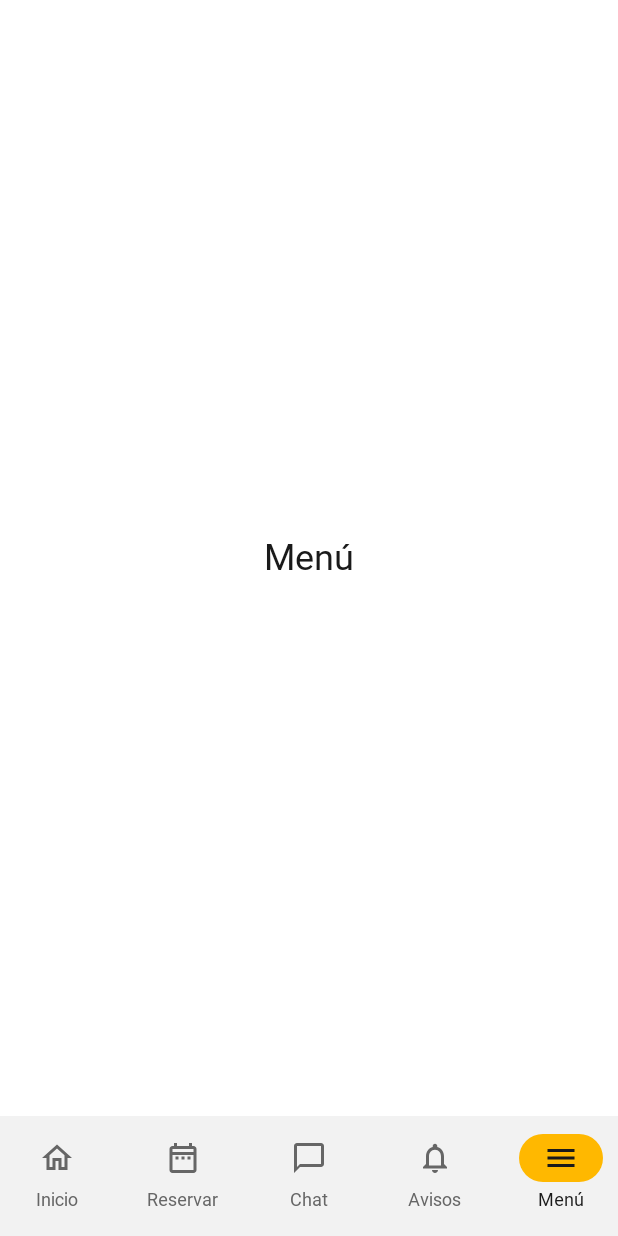
After one commit to APP-DINA/DINA_APP, an Android app built with Jetpack Compose: the MenuScreen screen opened through its navigation route, on a phone screen of 412 x 824 dp. The commit adds this screen. Run offline under Robolectric (Android 15) with nearby library versions, the phone set to English and light mode, and no system bars; Roboto replaces fonts that are not available here.

Commit message:
TabBar
- Borrando .gitkeep
- Implementando la librería de Material Icons, para los iconos de TabBar
- Screen creadas Chat, Inicio, Menu, Notificaciones y ReservaEspacios
- Configurando MainActivity
- Configurando Navigation.kt

```diff
--- a/app/build.gradle.kts
+++ b/app/build.gradle.kts
@@ -40,6 +40,9 @@ dependencies {
     implementation(platform(libs.androidx.compose.bom))
     implementation(libs.androidx.activity.compose)
     implementation(libs.androidx.compose.material3)
+    // Material Icons
+    implementation(libs.androidx.compose.material.icons.core)
+    implementation(libs.androidx.compose.material.icons.extended)
     implementation(libs.androidx.compose.ui)
     implementation(libs.androidx.compose.ui.graphics)
     implementation(libs.androidx.compose.ui.tooling.preview)
--- /dev/null
+++ b/app/src/main/java/cl/app/dina/navigation/Navigation.kt
@@ -0,0 +1,56 @@
+package cl.app.dina.navigation
+
+import androidx.compose.foundation.layout.fillMaxSize
+import androidx.compose.foundation.layout.padding
+import androidx.compose.material3.Scaffold
+import androidx.compose.runtime.Composable
+import androidx.compose.runtime.getValue
+import androidx.compose.ui.Modifier
+import androidx.navigation.NavGraph.Companion.findStartDestination
+import androidx.navigation.compose.NavHost
+import androidx.navigation.compose.composable
+import androidx.navigation.compose.currentBackStackEntryAsState
+import androidx.navigation.compose.rememberNavController
+import cl.app.dina.ui.components.TabBar
+import cl.app.dina.ui.views.ChatScreen
+import cl.app.dina.ui.views.InicioScreen
+import cl.app.dina.ui.views.MenuScreen
+import cl.app.dina.ui.views.NotificacionesScreen
+import cl.app.dina.ui.views.ReservaEspacioScreen
+
+@Composable
+fun AppNavigation() {
+    val navController = rememberNavController()
+
+    val entradaActual by navController.currentBackStackEntryAsState()
+    val pestaniaActual = Pestania.entries.firstOrNull { it.ruta == entradaActual?.destination?.route }
+
+    Scaffold(
+        modifier = Modifier.fillMaxSize(),
+        bottomBar = {
+            TabBar(
+                pestaniaActual = pestaniaActual,
+                onPestaniaClick = { pestania ->
+                    navController.navigate(pestania.ruta) {
+                        // Volver a Inicio sin apilar pestañas al nivel de TabBar - "atrás" te lleva a InicioScreen
+                        popUpTo(navController.graph.findStartDestination().id) { saveState = true }
+                        launchSingleTop = true   // tocar la pestaña actual no la duplica
+                        restoreState = true      // cada pestaña recuerda su estado
+                    }
+                }
+            )
+        }
+    ) { innerPadding ->
+        NavHost(
+            navController = navController,
+            startDestination = Pestania.INICIO.ruta,
+            modifier = Modifier.padding(innerPadding)
+        ) {
+            composable(Pestania.INICIO.ruta) { InicioScreen() }
+            composable(Pestania.RESERVA_ESPACIO.ruta) { ReservaEspacioScreen() }
+            composable(Pestania.CHAT.ruta) { ChatScreen() }
+            composable(Pestania.NOTIFICACIONES.ruta) { NotificacionesScreen() }
+            composable(Pestania.MENU.ruta) { MenuScreen() }
+        }
+    }
+}
--- /dev/null
+++ b/app/src/main/java/cl/app/dina/ui/components/TabBar.kt
@@ -0,0 +1,60 @@
+package cl.app.dina.ui.components
+
+import androidx.compose.material3.Icon
+import androidx.compose.material3.MaterialTheme
+import androidx.compose.material3.NavigationBar
+import androidx.compose.material3.NavigationBarItem
+import androidx.compose.material3.NavigationBarItemDefaults
+import androidx.compose.material3.Text
+import androidx.compose.runtime.Composable
+import androidx.compose.ui.Modifier
+import androidx.compose.ui.text.style.TextOverflow
+import androidx.compose.ui.tooling.preview.Preview
+import cl.app.dina.navigation.Pestania
+import cl.app.dina.ui.theme.DINATheme
+
+@Composable
+fun TabBar(
+    pestaniaActual: Pestania?,
+    onPestaniaClick: (Pestania) -> Unit,
+    modifier: Modifier = Modifier
+) {
+    NavigationBar(modifier = modifier) {
+        Pestania.entries.forEach { pestania ->
+            val seleccionada = pestania == pestaniaActual
+            NavigationBarItem(
+                selected = seleccionada,
+                onClick = { onPestaniaClick(pestania) },
+                icon = {
+                    Icon(
+                        imageVector = if (seleccionada) {
+                            pestania.iconoSeleccionado
+                        } else {
+                            pestania.iconoNoSeleccionado
+                        },
+                        contentDescription = pestania.etiqueta
+                    )
+                },
+                label = {
+                    Text(pestania.etiqueta, maxLines = 1, overflow = TextOverflow.Ellipsis)
+                },
+                colors = NavigationBarItemDefaults.colors(
+                    // Ícono negro sobre la "píldora" amarilla Duoc
+                    selectedIconColor = MaterialTheme.colorScheme.onPrimary,
+                    indicatorColor = MaterialTheme.colorScheme.primary,
+                    selectedTextColor = MaterialTheme.colorScheme.onSurface,
+                    unselectedIconColor = MaterialTheme.colorScheme.onSurfaceVariant,
+                    unselectedTextColor = MaterialTheme.colorScheme.onSurfaceVariant
+                )
+            )
+        }
+    }
+}
+
+@Preview(showBackground = true)
+@Composable
+private fun TabBarPreview() {
+    DINATheme {
+        TabBar(pestaniaActual = Pestania.INICIO, onPestaniaClick = {})
+    }
+}
--- /dev/null
+++ b/app/src/main/java/cl/app/dina/ui/views/InicioScreen.kt
@@ -0,0 +1,33 @@
+package cl.app.dina.ui.views
+
+import androidx.compose.foundation.layout.Box
+import androidx.compose.foundation.layout.fillMaxSize
+import androidx.compose.material3.MaterialTheme
+import androidx.compose.material3.Text
+import androidx.compose.runtime.Composable
+import androidx.compose.ui.Alignment
+import androidx.compose.ui.Modifier
+import androidx.compose.ui.tooling.preview.Preview
+import cl.app.dina.ui.theme.DINATheme
+
+@Composable
+fun InicioScreen(modifier: Modifier = Modifier) {
+    Box(
+        modifier = modifier.fillMaxSize(),
+        contentAlignment = Alignment.Center
+    ) {
+        Text(
+            text = "Inicio",
+            style = MaterialTheme.typography.headlineMedium,
+            color = MaterialTheme.colorScheme.onBackground
+        )
+    }
+}
+
+@Preview(showBackground = true)
+@Composable
+private fun InicioScreenPreview() {
+    DINATheme {
+        InicioScreen()
+    }
+}
--- /dev/null
+++ b/app/src/main/java/cl/app/dina/ui/views/MenuScreen.kt
@@ -0,0 +1,33 @@
+package cl.app.dina.ui.views
+
+import androidx.compose.foundation.layout.Box
+import androidx.compose.foundation.layout.fillMaxSize
+import androidx.compose.material3.MaterialTheme
+import androidx.compose.material3.Text
+import androidx.compose.runtime.Composable
+import androidx.compose.ui.Alignment
+import androidx.compose.ui.Modifier
+import androidx.compose.ui.tooling.preview.Preview
+import cl.app.dina.ui.theme.DINATheme
+
+@Composable
+fun MenuScreen(modifier: Modifier = Modifier) {
+    Box(
+        modifier = modifier.fillMaxSize(),
+        contentAlignment = Alignment.Center
+    ) {
+        Text(
+            text = "Menú",
+            style = MaterialTheme.typography.headlineMedium,
+            color = MaterialTheme.colorScheme.onBackground
+        )
+    }
+}
+
+@Preview(showBackground = true)
+@Composable
+private fun MenuScreenPreview() {
+    DINATheme {
+        MenuScreen()
+    }
+}
--- a/gradle/libs.versions.toml
+++ b/gradle/libs.versions.toml
@@ -37,6 +37,9 @@ androidx-compose-ui-tooling-preview = { group = "androidx.compose.ui", name = "u
 androidx-compose-ui-test-manifest = { group = "androidx.compose.ui", name = "ui-test-manifest" }
 androidx-compose-ui-test-junit4 = { group = "androidx.compose.ui", name = "ui-test-junit4" }
 androidx-compose-material3 = { group = "androidx.compose.material3", name = "material3" }
+# Material Icons
+androidx-compose-material-icons-core = { group = "androidx.compose.material", name = "material-icons-core" }
+androidx-compose-material-icons-extended = { group = "androidx.compose.material", name = "material-icons-extended" }
 # MVVM + navegación
 androidx-lifecycle-viewmodel-compose = { group = "androidx.lifecycle", name = "lifecycle-viewmodel-compose", version.ref = "lifecycleRuntimeKtx" }
 androidx-lifecycle-runtime-compose = { group = "androidx.lifecycle", name = "lifecycle-runtime-compose", version.ref = "lifecycleRuntimeKtx" }
```
Also changed, not shown: app/src/main/java/cl/app/dina/MainActivity.kt (+2 -25 lines), app/src/main/java/cl/app/dina/navigation/Pestania.kt (added, +57 -0 lines), app/src/main/java/cl/app/dina/ui/views/ChatScreen.kt (added, +33 -0 lines), app/src/main/java/cl/app/dina/ui/views/NotificacionesScreen.kt (added, +33 -0 lines), app/src/main/java/cl/app/dina/ui/views/ReservaEspacioScreen.kt (added, +33 -0 lines), 3 other files.
